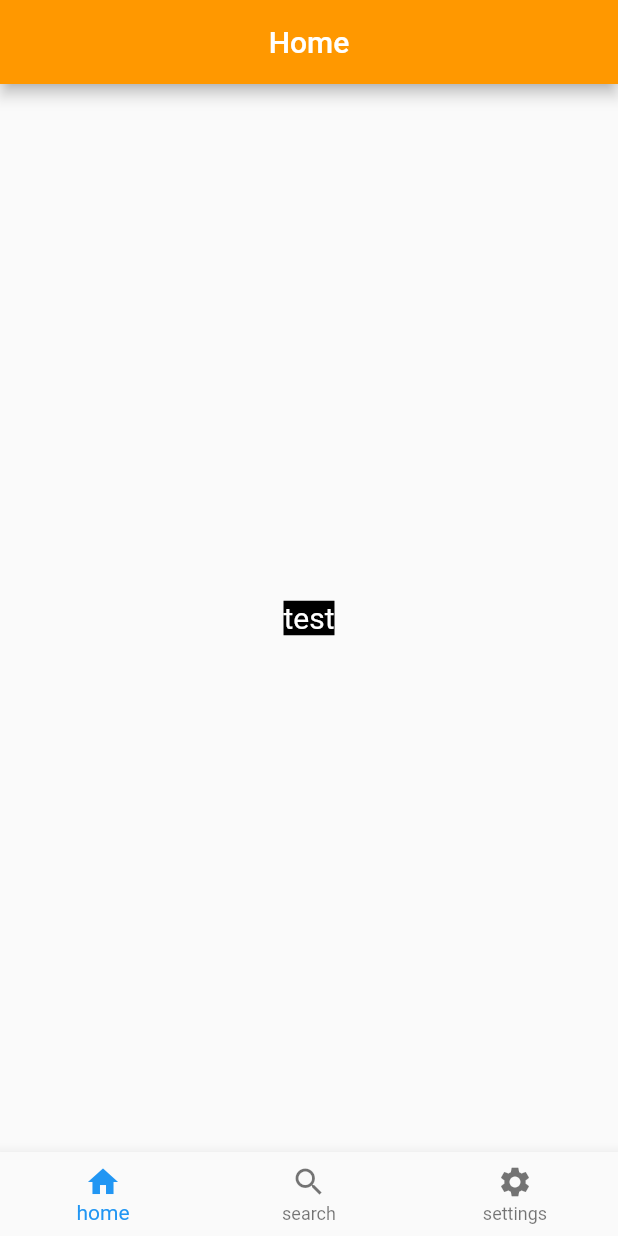
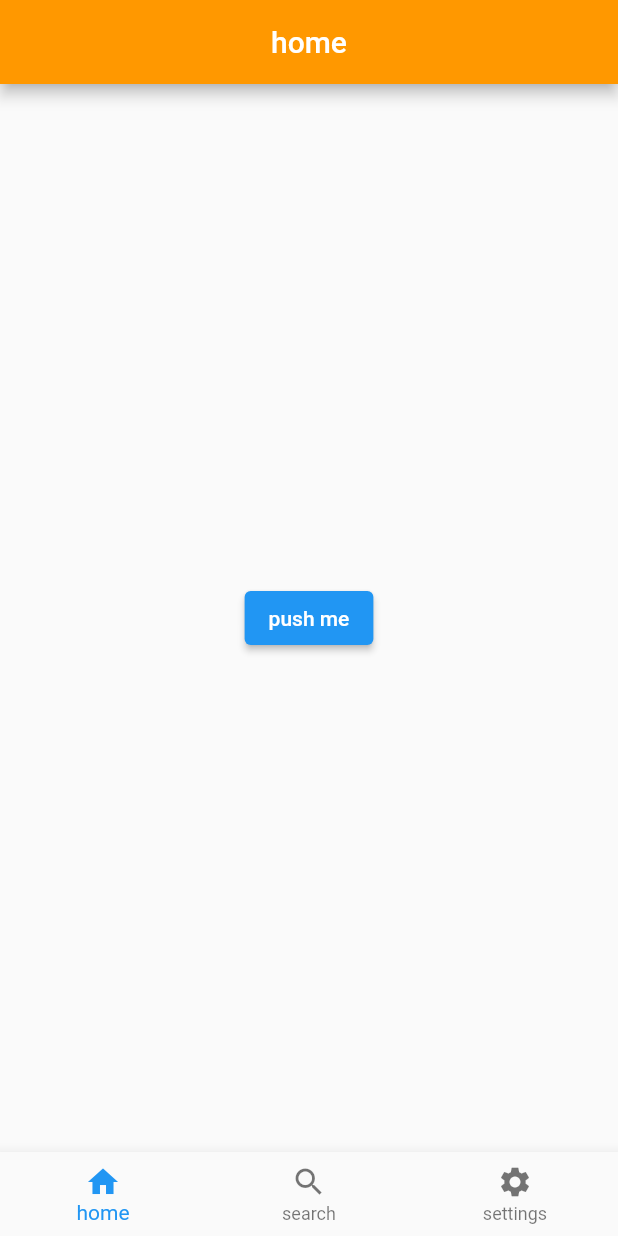
Before and after one commit to KanamoriKouhei/FlutterTest, a Flutter app: the screen it shows after launch, on a phone screen of 412 x 824 dp. Run offline on Flutter 3.47's test engine with Material 2 defaults, Android fonts, the phone set to English and light mode, and no system bars; missing offline and left inert: dart:html, dart:js.

Commit message:
追加：画面遷移できるボタン

```diff
--- a/lib/main.dart
+++ b/lib/main.dart
@@ -1,3 +1,6 @@
+import 'dart:html';
+import 'dart:js';
+
 import 'package:flutter/cupertino.dart';
 import 'package:flutter/material.dart';
 
@@ -12,44 +15,84 @@ class App extends StatelessWidget {
   Widget build(BuildContext context) {
     return MaterialApp(
       title: 'MaterialApp',
-      home: Home(),
       debugShowCheckedModeBanner: false,
+      initialRoute: '/',
+      routes: {
+        '/': (context) => Home(),
+        'search': (context) => Search(),
+      },
     );
   }
 }
 
-//home画面
+const bottomBarItems = <BottomNavigationBarItem>[
+  BottomNavigationBarItem(
+    icon: Icon(Icons.home),
+    label: 'home',
+  ),
+  BottomNavigationBarItem(
+    icon: Icon(Icons.search),
+    label: 'search',
+  ),
+  BottomNavigationBarItem(
+    icon: Icon(Icons.settings),
+    label: 'settings',
+  ),
+];
+
 class Home extends StatelessWidget {
   Home({Key? key}) : super(key: key);
   final textContainer = Container(
     color: Colors.black,
     child: const Text(
-      'test',
+      'home',
       style: TextStyle(
         color: Colors.white,
         fontSize: 20,
       ),
     ),
   );
-  final bottomBarItems = const <BottomNavigationBarItem>[
-    BottomNavigationBarItem(
-      icon: Icon(Icons.home),
-      label: 'home',
+  @override
+  Widget build(BuildContext context) {
+    final buttonContainer = Container(
+      child: ElevatedButton(
+        child: Text('push me'),
+        onPressed: () => {Navigator.pushNamed(context, 'search')},
+      ),
+    );
+
+    return Scaffold(
+      appBar: AppBar(
+        title: const Text('home'),
+        backgroundColor: Colors.orange,
+        centerTitle: true,
+        //↓これ変えても、変わらない SilverAppBar用らしい
+        // bottomOpacity: 1.0,
+      ),
+      body: Center(child: buttonContainer),
+      bottomNavigationBar: BottomNavigationBar(items: bottomBarItems),
+    );
+  }
+}
+
+class Search extends StatelessWidget {
+  Search({Key? key}) : super(key: key);
+  final textContainer = Container(
+    color: Colors.black,
+    child: const Text(
+      'search',
+      style: TextStyle(
+        color: Colors.white,
+        fontSize: 20,
+      ),
     ),
-    BottomNavigationBarItem(
-      icon: Icon(Icons.search),
-      label: 'search',
-    ),
-    BottomNavigationBarItem(
-      icon: Icon(Icons.settings),
-      label: 'settings',
-    ),
-  ];
+  );
+
   @override
   Widget build(BuildContext context) {
     return Scaffold(
       appBar: AppBar(
-        title: Text('Home'),
+        title: const Text('search'),
         backgroundColor: Colors.orange,
         centerTitle: true,
         //↓これ変えても、変わらない SilverAppBar用らしい
```
